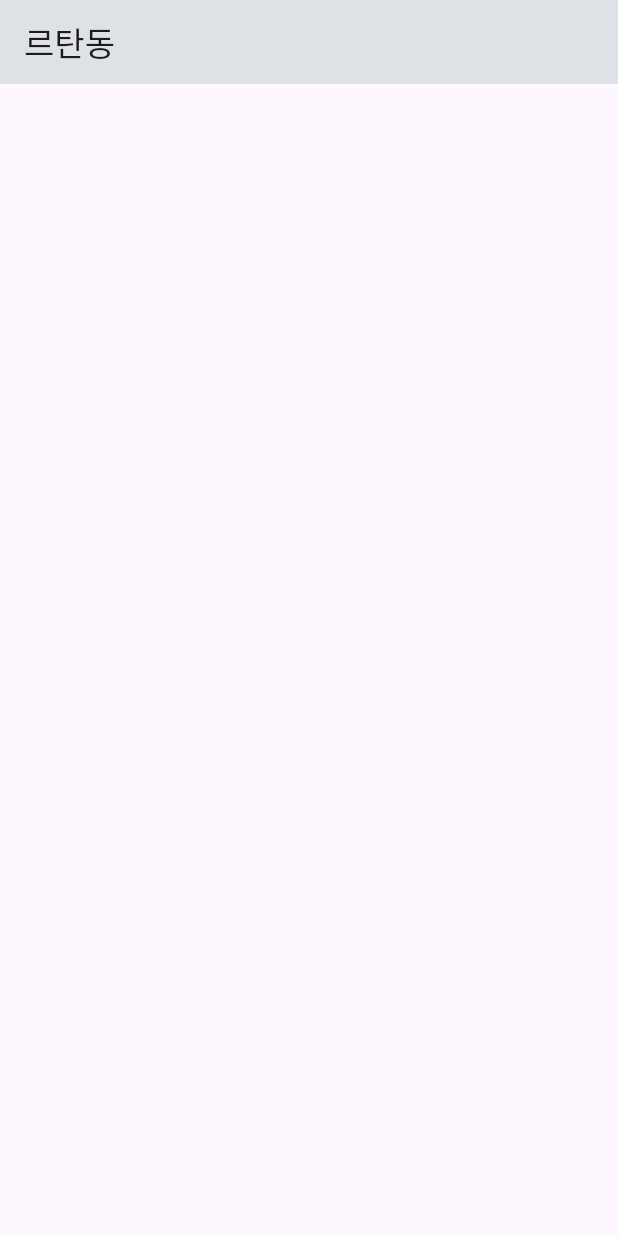
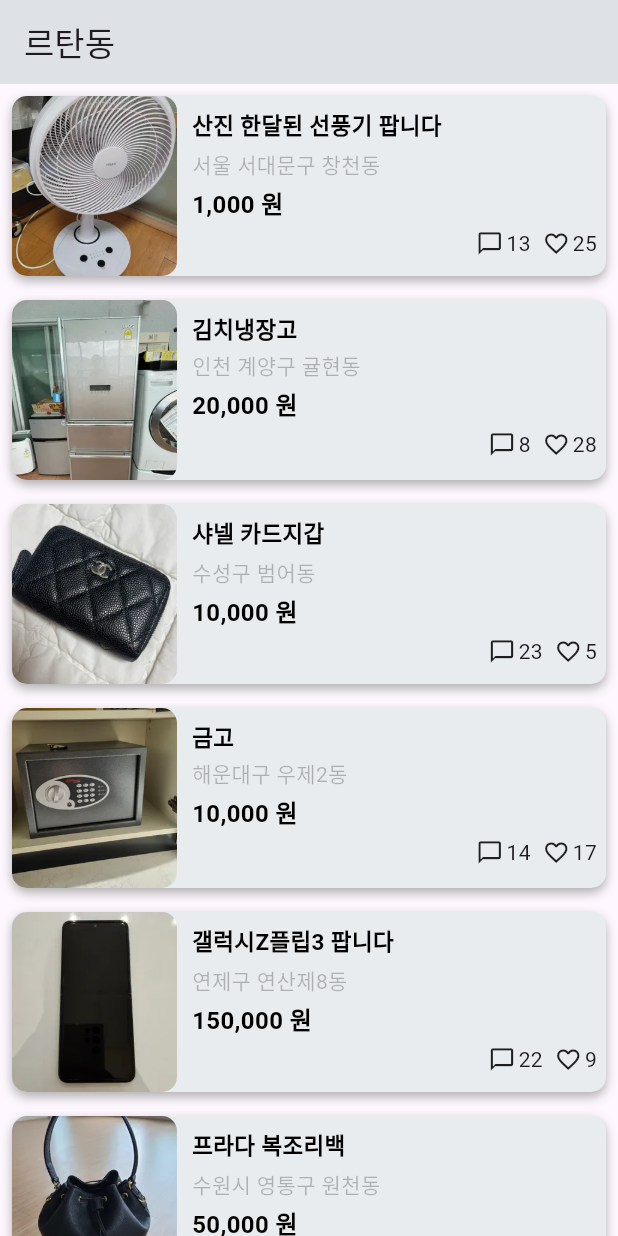
Before and after one commit to APapeIsName/barointern_applemarket, a Flutter app: the screen it shows after launch, on a phone screen of 412 x 824 dp. Run offline on Flutter 3.47's test engine with Material 3 defaults, Android fonts, the phone set to English and light mode, and no system bars.

Commit message:
Design : home list

```diff
--- a/lib/home/home.dart
+++ b/lib/home/home.dart
@@ -1,15 +1,16 @@
+import 'package:barointern_applemarket/home/home_list.dart';
 import 'package:flutter/material.dart';
 
-class MyHomePage extends StatefulWidget {
-  const MyHomePage({super.key, required this.title});
+class HomePage extends StatefulWidget {
+  const HomePage({super.key, required this.title});
 
   final String title;
 
   @override
-  State<MyHomePage> createState() => _MyHomePageState();
+  State<HomePage> createState() => _HomePageState();
 }
 
-class _MyHomePageState extends State<MyHomePage> {
+class _HomePageState extends State<HomePage> {
   int _counter = 0;
 
   void _incrementCounter() {
@@ -25,6 +26,7 @@
         backgroundColor: Color(0xFFDEE2E6),
         title: Text(widget.title),
       ),
+      body: buildHomeList(),
     );
   }
 }
--- /dev/null
+++ b/lib/home/home_list.dart
@@ -0,0 +1,43 @@
+import 'package:barointern_applemarket/home/home_list_item.dart';
+import 'package:flutter/material.dart';
+import 'package:barointern_applemarket/home/product.dart';
+
+Widget buildHomeList() {
+  return ListView.builder(
+    padding: const EdgeInsets.all(8),
+    itemCount: products.length,
+    itemBuilder: (BuildContext context, int index) {
+      return Column(
+        children: [
+          Container(
+            height: 120,
+            decoration: BoxDecoration(
+              color: Color(0xffe9ecef),
+              borderRadius: BorderRadius.circular(10.0),
+              boxShadow: [
+                BoxShadow(
+                  color: Colors.grey.withOpacity(0.8),
+                  spreadRadius: 0,
+                  blurRadius: 5.0,
+                  offset: Offset(0, 3)
+                )
+              ]
+            ),
+            child:
+              HomeListItem(
+                imageFileName: products[index].imageFileName,
+                productName: products[index].productName,
+                address: products[index].address,
+                price: products[index].price,
+                likes: products[index].likes,
+                chat: products[index].chat,
+              ),
+          ),
+          Container(
+            padding: EdgeInsets.all(8),
+          )
+        ],
+      );
+    },
+  );
+}
--- /dev/null
+++ b/lib/home/home_list_item.dart
@@ -0,0 +1,52 @@
+import 'package:flutter/material.dart';
+import 'package:intl/intl.dart';
+
+class HomeListItem extends StatelessWidget {
+  const HomeListItem({super.key, required this.imageFileName, required this.productName, required this.address, required this.price, required this.likes, required this.chat});
+
+  final String imageFileName;
+  final String productName;
+  final String address;
+  final int price;
+  final int likes;
+  final int chat;
+
+  @override
+  Widget build(BuildContext context) {
+    return Row(
+        spacing: 10.0,
+        children: [
+          ClipRRect(
+            borderRadius: BorderRadius.circular(10.0),
+            child: Image.asset(imageFileName, width: 110, height: 120, fit: BoxFit.fitHeight,),
+          ),
+          Expanded(child:
+            Column(
+              spacing: 4.0,
+              crossAxisAlignment: CrossAxisAlignment.start,
+              children: [
+                Container(padding: EdgeInsets.all(2.0),),
+                Flexible(
+                  child: Text(productName, maxLines: 2, softWrap: true, style: TextStyle(fontWeight: FontWeight.bold, fontSize: 15, color: Colors.black), overflow: TextOverflow.ellipsis,)
+                ),
+                Text(address, maxLines: 2, softWrap: true, style: TextStyle(fontWeight: FontWeight.normal, fontSize: 14, color: Colors.black26),),
+                Text("${NumberFormat('###,###').format(price)} 원", maxLines: 1, softWrap: true, style: TextStyle(fontWeight: FontWeight.bold, fontSize: 16, color: Colors.black),),
+                Row(
+                  spacing: 2.0,
+                  mainAxisAlignment:MainAxisAlignment.end,
+                  children: [
+                    Icon(Icons.chat_bubble_outline, size: 18.0,),
+                    Text(likes.toString()),
+                    Container(padding: EdgeInsets.all(2.0),),
+                    Icon(Icons.favorite_border, size: 18.0,),
+                    Text(chat.toString()),
+                    Container(padding: EdgeInsets.all(2.0),),
+                  ],
+                )
+              ],
+            ),
+          )
+        ],
+      );
+  }
+}
--- /dev/null
+++ b/lib/home/product.dart
@@ -0,0 +1,162 @@
+class Product {
+  final int number;
+  final String imageFileName;
+  final String productName;
+  final String productDescription;
+  final String seller;
+  final int price;
+  final String address;
+  final int likes;
+  final int chat;
+
+  Product({
+    required this.number,
+    required this.imageFileName,
+    required this.productName,
+    required this.productDescription,
+    required this.seller,
+    required this.price,
+    required this.address,
+    required this.likes,
+    required this.chat,
+  });
+
+  @override
+  String toString() {
+    return 'Product(number: $number, productName: $productName, price: $price)';
+  }
+}
+
+final List<Product> products = [
+  Product(
+    number: 1,
+    imageFileName: 'assets/sample1.png',
+    productName: '산진 한달된 선풍기 팝니다',
+    productDescription: '이사가서 필요가 없어졌어요 급하게 내놓습니다',
+    seller: '대현동',
+    price: 1000,
+    address: '서울 서대문구 창천동',
+    likes: 13,
+    chat: 25,
+  ),
+  Product(
+    number: 2,
+    imageFileName: 'assets/sample2.png',
+    productName: '김치냉장고',
+    productDescription: '이사로인해 내놔요',
+    seller: '안마담',
+    price: 20000,
+    address: '인천 계양구 귤현동',
+    likes: 8,
+    chat: 28,
+  ),
+  Product(
+    number: 3,
+    imageFileName: 'assets/sample3.png',
+    productName: '샤넬 카드지갑',
+    productDescription: '고퀄지갑이구요\n사용감이 있어서 싸게 내어둡니다',
+    seller: '코코유',
+    price: 10000,
+    address: '수성구 범어동',
+    likes: 23,
+    chat: 5,
+  ),
+  Product(
+    number: 4,
+    imageFileName: 'assets/sample4.png',
+    productName: '금고',
+    productDescription: '금고\n떼서 가져가야함\n대우월드마크센텀\n미국이주관계로 싸게 팝니다',
+    seller: 'Nicole',
+    price: 10000,
+    address: '해운대구 우제2동',
+    likes: 14,
+    chat: 17,
+  ),
+  Product(
+    number: 5,
+    imageFileName: 'assets/sample5.png',
+    productName: '갤럭시Z플립3 팝니다',
+    productDescription: '갤럭시 Z플립3 그린 팝니다\n항시 케이스 씌워서 썻고 필름 한장챙겨드립니다\n화면에 살짝 스크래치난거 말고 크게 이상은없습니다!',
+    seller: '절명',
+    price: 150000,
+    address: '연제구 연산제8동',
+    likes: 22,
+    chat: 9,
+  ),
+  Product(
+    number: 6,
+    imageFileName: 'assets/sample6.png',
+    productName: '프라다 복조리백',
+    productDescription: '까임 오염없고 상태 깨끗합니다\n정품여부모름',
+    seller: '미니멀하게',
+    price: 50000,
+    address: '수원시 영통구 원천동',
+    likes: 25,
+    chat: 16,
+  ),
+  Product(
+    number: 7,
+    imageFileName: 'assets/sample7.png',
+    productName: '울산 동해오션뷰 60평 복층 펜트하우스 1일 숙박권 펜션 힐링 숙소 별장',
+    productDescription: '''울산 동해바다뷰 60평 복층 펜트하우스 1일 숙박권
+(에어컨이 없기에 낮은 가격으로 변경했으며 8월 초 가장 더운날 다녀가신 분 경우 시원했다고 잘 지내다 가셨습니다)
+1. 인원: 6명 기준입니다. 1인 10,000원 추가요금
+2. 장소: 북구 블루마시티, 32-33층
+3. 취사도구, 침구류, 세면도구, 드라이기 2개, 선풍기 4대 구비
+4. 예약방법: 예약금 50,000원 하시면 저희는 명함을 드리며 입실 오전 잔금 입금하시면 저희는 동.호수를 알려드리며 고객님은 예약자분 신분증 앞면 주민번호 뒷자리 가리시거나 지우시고 문자로 보내주시면 저희는 카드키를 우편함에 놓아 둡니다.
+5. 33층 옥상 야외 테라스 있음, 가스버너 있음
+6. 고기 굽기 가능
+7. 입실 오후 3시, 오전 11시 퇴실, 정리, 정돈 , 밸브 잠금 부탁드립니다.
+8. 층간소음 주의 부탁드립니다.
+9. 방3개, 화장실3개, 비데 3개
+10. 저희 집안이 쓰는 별장입니다.''',
+    seller: '굿리치',
+    price: 150000,
+    address: '남구 옥동',
+    likes: 142,
+    chat: 54,
+  ),
+  Product(
+    number: 8,
+    imageFileName: 'assets/sample8.png',
+    productName: '샤넬 탑핸들 가방',
+    productDescription: '''샤넬 트랜디 CC 탑핸들 스몰 램스킨 블랙 금장 플랩백 !
+ +
+ + 색상 : 블랙
+ + 사이즈 : 25.5cm * 17.5cm * 8cm
+ + 구성 : 본품더스트
+ +
+ + 급하게 돈이 필요해서 팝니다 ㅠ ㅠ''',
+    seller: '난쉽',
+    price: 180000,
+    address: '동래구 온천제2동',
+    likes: 31,
+    chat: 7,
+  ),
+  Product(
+    number: 9,
+    imageFileName: 'assets/sample9.png',
+    productName: '4행정 엔진분무기 판매합니다.',
+    productDescription: '3년전에 사서 한번 사용하고 그대로 둔 상태입니다. 요즘 사용은 안해봤습니다. 그래서 저렴하게 내 놓습니다. 중고라 반품은 어렵습니다.\n',
+    seller: '알뜰한',
+    price: 30000,
+    address: '원주시 명륜2동',
+    likes: 7,
+    chat: 28,
+  ),
+  Product(
+    number: 10,
+    imageFileName: 'assets/sample10.png',
+    productName: '셀린느 버킷 가방',
+    productDescription: '''22년 신세계 대전 구매입니당
+ + "셀린느 버킷백
+ + 구매해서 몇번사용했어요
+ + 까짐 스크래치 없습니다.
+ + 타지역에서 보내는거라 택배로 진행합니당!''',
+    seller: '똑태현',
+    price: 190000,
+    address: '중구 동화동',
+    likes: 40,
+    chat: 6,
+  ),
+];
--- a/lib/main.dart
+++ b/lib/main.dart
@@ -14,7 +14,7 @@
       theme: ThemeData(
         colorScheme: ColorScheme.fromSeed(seedColor: Colors.deepPurple),
       ),
-      home: const MyHomePage(title: '르탄동'),
+      home: const HomePage(title: '르탄동'),
     );
   }
 }
--- a/pubspec.yaml
+++ b/pubspec.yaml
@@ -30,6 +30,7 @@
 dependencies:
   flutter:
     sdk: flutter
+  intl: ^0.20.2
 
   # The following adds the Cupertino Icons font to your application.
   # Use with the CupertinoIcons class for iOS style icons.
```
Also changed, not shown: lib/utils.dart (added), pubspec.lock, 1 other file.
